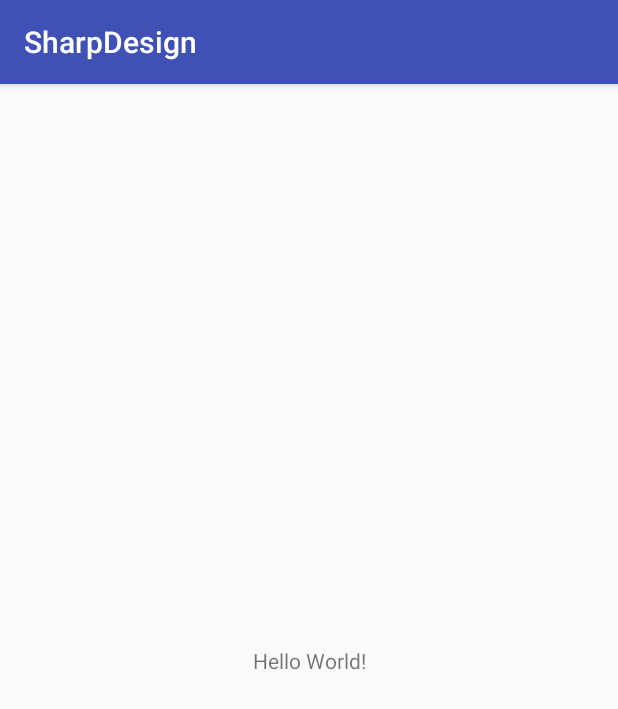
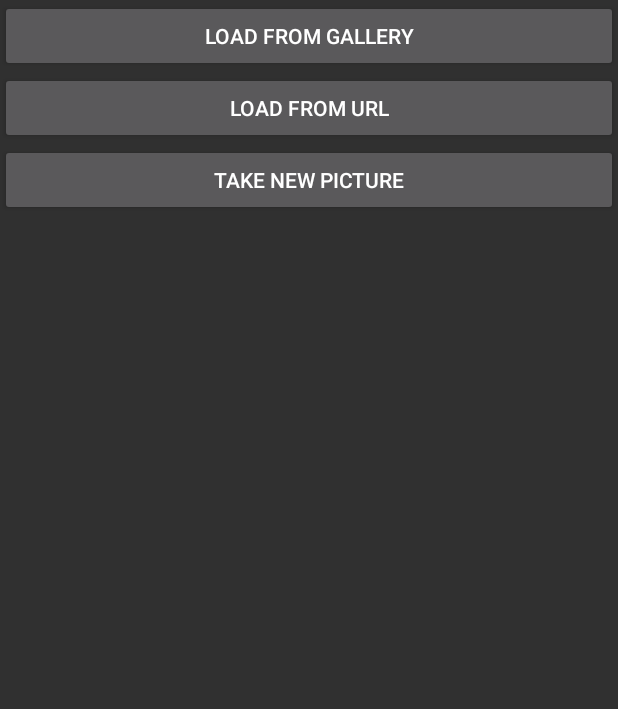
Before and after one commit to sawicky/SharpDesign, an Android app: the screen it shows after launch (LoadMenu), on a phone screen of 412 x 824 dp. Shown: the top 709 px of the screen. Run offline under Robolectric (Android 15) with nearby library versions, the phone set to English and light mode, and no system bars.

Commit message:
refactor begin

```diff
--- a/app/build.gradle
+++ b/app/build.gradle
@@ -16,12 +16,14 @@ android {
             proguardFiles getDefaultProguardFile('proguard-android.txt'), 'proguard-rules.pro'
         }
     }
+    buildToolsVersion '28.0.1'
 }
 
 dependencies {
-    implementation fileTree(dir: 'libs', include: ['*.jar'])
-    implementation 'com.android.support:appcompat-v7:28.0.0-rc02'
+    implementation fileTree(include: ['*.jar'], dir: 'libs')
+    implementation 'com.android.support:appcompat-v7:28.0.0-alpha1'
     implementation 'com.android.support.constraint:constraint-layout:1.1.3'
+    compile 'com.android.support:design:28.0.0-alpha1'
     testImplementation 'junit:junit:4.12'
     androidTestImplementation 'com.android.support.test:runner:1.0.2'
     androidTestImplementation 'com.android.support.test.espresso:espresso-core:3.0.2'
--- a/app/src/main/AndroidManifest.xml
+++ b/app/src/main/AndroidManifest.xml
@@ -18,4 +18,7 @@
         </activity>
     </application>
 
+    <uses-feature android:name="android.hardware.camera" android:required="false"></uses-feature>
+    <uses-permission android:name="android.permission.WRITE_EXTERNAL_STORAGE" />
+
 </manifest>
--- a/app/src/main/java/com/mad/sharpdesign/LoadMenu.java
+++ b/app/src/main/java/com/mad/sharpdesign/LoadMenu.java
@@ -1,13 +1,55 @@
 package com.mad.sharpdesign;
 
+import android.app.Activity;
+import android.content.DialogInterface;
+import android.support.design.widget.TextInputEditText;
+import android.support.v7.app.AlertDialog;
 import android.support.v7.app.AppCompatActivity;
 import android.os.Bundle;
+import android.view.LayoutInflater;
+import android.view.View;
+import android.view.ViewGroup;
+import android.widget.Button;
+import android.widget.EditText;
 
 public class LoadMenu extends AppCompatActivity {
+    private Button mButtonURL, mButtonFile;
 
     @Override
     protected void onCreate(Bundle savedInstanceState) {
         super.onCreate(savedInstanceState);
         setContentView(R.layout.activity_load_menu);
+        mButtonURL = (Button) findViewById(R.id.btn_loadURL);
+        final AlertDialog.Builder builder = new android.support.v7.app.AlertDialog.Builder(this);
+        builder.setTitle("Enter or paste URL");
+        View viewInflated = LayoutInflater.from(this).inflate(R.layout.dialog_url, (ViewGroup) findViewById(android.R.id.content), false);
+        final TextInputEditText input = (TextInputEditText) viewInflated.findViewById(R.id.input_URL);
+        builder.setView(viewInflated);
+        builder.setPositiveButton("OK", new DialogInterface.OnClickListener() {
+            @Override
+            public void onClick(DialogInterface dialogInterface, int i) {
+                dialogInterface.dismiss();
+            }
+        });
+        //change this
+        builder.setNeutralButton("Paste from Clipboard", new DialogInterface.OnClickListener() {
+            @Override
+            public void onClick(DialogInterface dialogInterface, int i) {
+                dialogInterface.dismiss();
+            }
+        });
+        builder.setNegativeButton("Cancel", new DialogInterface.OnClickListener() {
+            @Override
+            public void onClick(DialogInterface dialogInterface, int i) {
+                dialogInterface.dismiss();
+            }
+        });
+        mButtonURL.setOnClickListener(new View.OnClickListener() {
+            @Override
+            public void onClick(View view) {
+
+                builder.show();
+            }
+        });
     }
 }
--- a/app/src/main/res/layout/activity_load_menu.xml
+++ b/app/src/main/res/layout/activity_load_menu.xml
@@ -6,13 +6,29 @@
     android:layout_height="match_parent"
     tools:context=".LoadMenu">
 
-    <TextView
-        android:layout_width="wrap_content"
-        android:layout_height="wrap_content"
-        android:text="Hello World!"
-        app:layout_constraintBottom_toBottomOf="parent"
-        app:layout_constraintLeft_toLeftOf="parent"
-        app:layout_constraintRight_toRightOf="parent"
-        app:layout_constraintTop_toTopOf="parent" />
+    <LinearLayout
+        android:layout_width="match_parent"
+        android:layout_height="match_parent"
+        android:orientation="vertical">
+
+        <Button
+            android:id="@+id/btn_loadFile"
+            android:layout_width="match_parent"
+            android:layout_height="wrap_content"
+            android:text="Load from Gallery" />
+
+        <Button
+            android:id="@+id/btn_loadURL"
+            android:layout_width="match_parent"
+            android:layout_height="wrap_content"
+            android:text="Load from URL" />
+
+        <Button
+            android:id="@+id/btn_takePicture"
+            android:layout_width="match_parent"
+            android:layout_height="wrap_content"
+            android:text="Take new picture" />
+
+    </LinearLayout>
 
 </android.support.constraint.ConstraintLayout>
--- a/app/src/main/res/values/styles.xml
+++ b/app/src/main/res/values/styles.xml
@@ -1,7 +1,7 @@
 <resources>
 
     <!-- Base application theme. -->
-    <style name="AppTheme" parent="Theme.AppCompat.Light.DarkActionBar">
+    <style name="AppTheme" parent="Theme.AppCompat.NoActionBar">
         <!-- Customize your theme here. -->
         <item name="colorPrimary">@color/colorPrimary</item>
         <item name="colorPrimaryDark">@color/colorPrimaryDark</item>
```
Also changed, not shown: app/src/main/java/com/mad/sharpdesign/Image.java (added, +29 -0 lines), app/src/main/res/layout/dialog_url.xml (added, +23 -0 lines).
